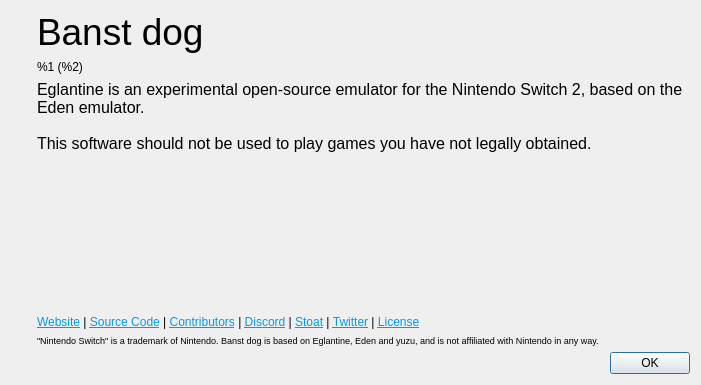
Before: the Qt Designer form src/yuzu/aboutdialog.ui in Banstowi/-glantine--emu-Switch2, drawn with Qt 5.
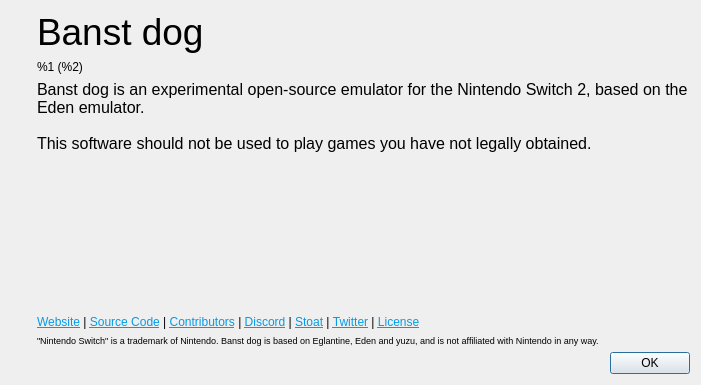
After: the same form once the commit is applied. Icons and pictures are not drawn.

Commit message:
Show Banst dog instead of Eglantine throughout the interface
Menus (Open Banst dog Folders, About, Dependencies), dialog titles, configuration pages,
confirmation and error messages, the Exit hotkey name and the icon search User-Agent, with the
same change in the 27 translation files so their sources stay matched. The About dialog keeps
its credit to Eglantine, Eden and yuzu.

Claude-Session: https://claude.ai/code/session_01MsSmfafnsutrNsLC2WvgSz

Diff of the .ui file:
```diff
--- a/src/yuzu/aboutdialog.ui
+++ b/src/yuzu/aboutdialog.ui
@@ -102,7 +102,7 @@
 li.unchecked::marker { content: &quot;\2610&quot;; }
 li.checked::marker { content: &quot;\2612&quot;; }
 &lt;/style&gt;&lt;/head&gt;&lt;body style=&quot; font-family:'Noto Sans'; font-size:9pt; font-weight:400; font-style:normal;&quot;&gt;
-&lt;p style=&quot; margin-top:0px; margin-bottom:0px; margin-left:0px; margin-right:0px; -qt-block-indent:0; text-indent:0px;&quot;&gt;&lt;span style=&quot; font-family:'MS Shell Dlg 2'; font-size:12pt;&quot;&gt;Eglantine is an experimental open-source emulator for the Nintendo Switch 2, based on the Eden emulator. &lt;br /&gt;&lt;br /&gt;This software should not be used to play games you have not legally obtained.&lt;/span&gt;&lt;/p&gt;&lt;/body&gt;&lt;/html&gt;</string>
+&lt;p style=&quot; margin-top:0px; margin-bottom:0px; margin-left:0px; margin-right:0px; -qt-block-indent:0; text-indent:0px;&quot;&gt;&lt;span style=&quot; font-family:'MS Shell Dlg 2'; font-size:12pt;&quot;&gt;Banst dog is an experimental open-source emulator for the Nintendo Switch 2, based on the Eden emulator. &lt;br /&gt;&lt;br /&gt;This software should not be used to play games you have not legally obtained.&lt;/span&gt;&lt;/p&gt;&lt;/body&gt;&lt;/html&gt;</string>
          </property>
          <property name="alignment">
           <set>Qt::AlignmentFlag::AlignLeading|Qt::AlignmentFlag::AlignLeft|Qt::AlignmentFlag::AlignVCenter</set>
```
The commit also changes 45 other files.
